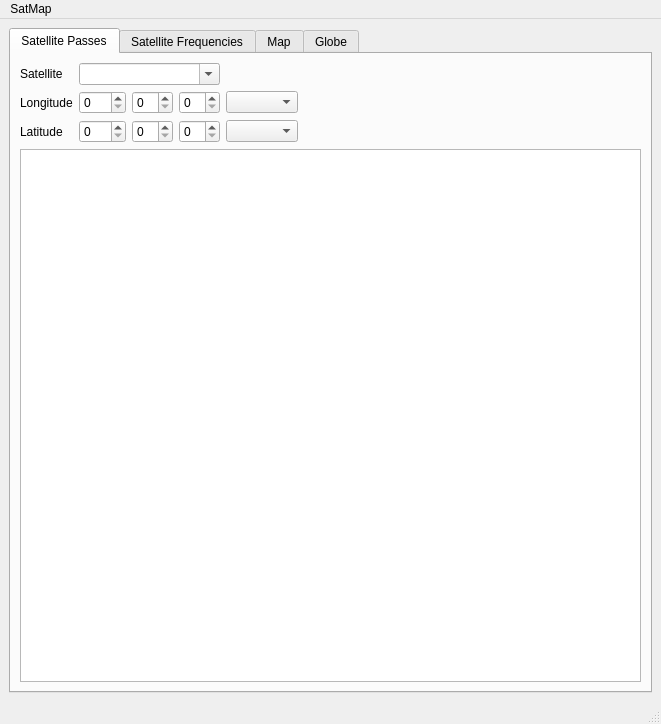
First picture: the form in mainwindow.ui, repository andreidicu03/satMapGit, before the edit.
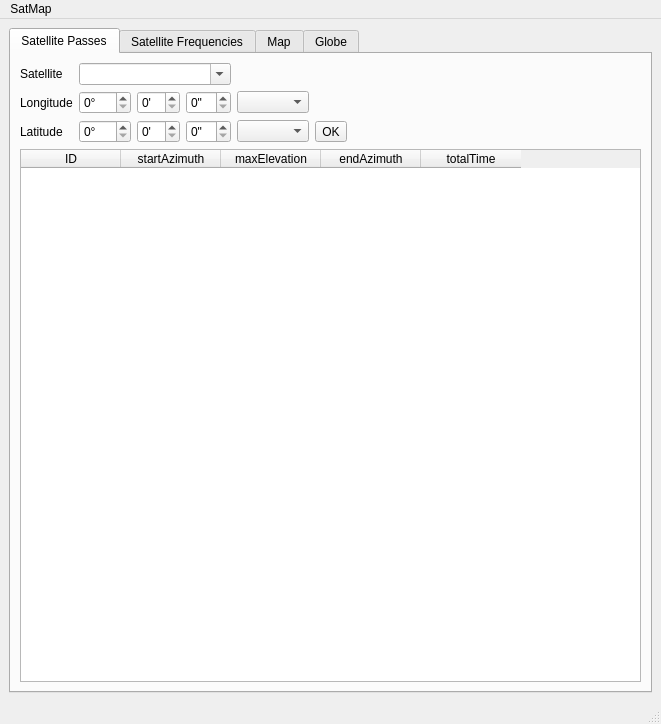
Second picture: the form after the edit. Custom widgets are drawn as their Qt base class.

Commit message: Small tweaks. Begun making the satellite pass table.

The edit to the form file:
```diff
--- a/mainwindow.ui
+++ b/mainwindow.ui
@@ -46,66 +46,23 @@
         <string>Satellite Passes</string>
        </attribute>
        <layout class="QGridLayout" name="gridLayout_2">
-        <item row="1" column="5">
-         <spacer name="horizontalSpacer">
-          <property name="orientation">
-           <enum>Qt::Horizontal</enum>
-          </property>
-          <property name="sizeHint" stdset="0">
-           <size>
-            <width>40</width>
-            <height>20</height>
-           </size>
-          </property>
-         </spacer>
-        </item>
-        <item row="2" column="0">
-         <widget class="QLabel" name="label_2">
-          <property name="text">
-           <string>Longitude</string>
-          </property>
-         </widget>
-        </item>
-        <item row="3" column="2">
-         <widget class="QSpinBox" name="latMinute"/>
-        </item>
-        <item row="3" column="5">
-         <spacer name="horizontalSpacer_3">
-          <property name="orientation">
-           <enum>Qt::Horizontal</enum>
-          </property>
-          <property name="sizeHint" stdset="0">
-           <size>
-            <width>40</width>
-            <height>20</height>
-           </size>
-          </property>
-         </spacer>
-        </item>
-        <item row="6" column="0" colspan="15">
-         <widget class="QTableView" name="tableView">
+        <item row="3" column="4">
+         <widget class="QComboBox" name="latChoose">
           <property name="sizePolicy">
-           <sizepolicy hsizetype="Expanding" vsizetype="Expanding">
+           <sizepolicy hsizetype="Minimum" vsizetype="Fixed">
             <horstretch>0</horstretch>
             <verstretch>0</verstretch>
            </sizepolicy>
           </property>
-          <property name="verticalScrollBarPolicy">
-           <enum>Qt::ScrollBarAsNeeded</enum>
+          <property name="minimumSize">
+           <size>
+            <width>0</width>
+            <height>0</height>
+           </size>
           </property>
-          <property name="sizeAdjustPolicy">
-           <enum>QAbstractScrollArea::AdjustToContents</enum>
-          </property>
          </widget>
         </item>
-        <item row="1" column="1" colspan="3">
-         <widget class="QComboBox" name="satBox">
-          <property name="editable">
-           <bool>true</bool>
-          </property>
-         </widget>
-        </item>
-        <item row="2" column="5">
+        <item row="2" column="7">
          <spacer name="horizontalSpacer_2">
           <property name="orientation">
            <enum>Qt::Horizontal</enum>
@@ -118,13 +75,104 @@
           </property>
          </spacer>
         </item>
+        <item row="3" column="2">
+         <widget class="QSpinBox" name="latMinute">
+          <property name="specialValueText">
+           <string/>
+          </property>
+          <property name="suffix">
+           <string>'</string>
+          </property>
+         </widget>
+        </item>
+        <item row="2" column="2">
+         <widget class="QSpinBox" name="longMinute">
+          <property name="specialValueText">
+           <string/>
+          </property>
+          <property name="suffix">
+           <string>'</string>
+          </property>
+         </widget>
+        </item>
+        <item row="3" column="3">
+         <widget class="QSpinBox" name="latSecond">
+          <property name="specialValueText">
+           <string/>
+          </property>
+          <property name="suffix">
+           <string>&quot;</string>
+          </property>
+         </widget>
+        </item>
+        <item row="2" column="6">
+         <spacer name="horizontalSpacer_5">
+          <property name="orientation">
+           <enum>Qt::Horizontal</enum>
+          </property>
+          <property name="sizeHint" stdset="0">
+           <size>
+            <width>40</width>
+            <height>20</height>
+           </size>
+          </property>
+         </spacer>
+        </item>
+        <item row="1" column="4">
+         <spacer name="horizontalSpacer_4">
+          <property name="orientation">
+           <enum>Qt::Horizontal</enum>
+          </property>
+          <property name="sizeType">
+           <enum>QSizePolicy::Minimum</enum>
+          </property>
+          <property name="sizeHint" stdset="0">
+           <size>
+            <width>40</width>
+            <height>20</height>
+           </size>
+          </property>
+         </spacer>
+        </item>
         <item row="3" column="1">
          <widget class="QSpinBox" name="latHour">
+          <property name="specialValueText">
+           <string/>
+          </property>
+          <property name="suffix">
+           <string>°</string>
+          </property>
           <property name="maximum">
            <number>90</number>
           </property>
          </widget>
         </item>
+        <item row="1" column="6">
+         <spacer name="horizontalSpacer_7">
+          <property name="orientation">
+           <enum>Qt::Horizontal</enum>
+          </property>
+          <property name="sizeHint" stdset="0">
+           <size>
+            <width>40</width>
+            <height>20</height>
+           </size>
+          </property>
+         </spacer>
+        </item>
+        <item row="3" column="7">
+         <spacer name="horizontalSpacer">
+          <property name="orientation">
+           <enum>Qt::Horizontal</enum>
+          </property>
+          <property name="sizeHint" stdset="0">
+           <size>
+            <width>40</width>
+            <height>20</height>
+           </size>
+          </property>
+         </spacer>
+        </item>
         <item row="1" column="0" alignment="Qt::AlignLeft">
          <widget class="QLabel" name="label">
           <property name="text">
@@ -132,6 +180,26 @@
           </property>
          </widget>
         </item>
+        <item row="3" column="6">
+         <spacer name="horizontalSpacer_6">
+          <property name="orientation">
+           <enum>Qt::Horizontal</enum>
+          </property>
+          <property name="sizeHint" stdset="0">
+           <size>
+            <width>40</width>
+            <height>20</height>
+           </size>
+          </property>
+         </spacer>
+        </item>
+        <item row="2" column="0">
+         <widget class="QLabel" name="label_2">
+          <property name="text">
+           <string>Longitude</string>
+          </property>
+         </widget>
+        </item>
         <item row="2" column="4">
          <widget class="QComboBox" name="longChoose">
           <property name="sizePolicy">
@@ -142,50 +210,121 @@
           </property>
           <property name="minimumSize">
            <size>
-            <width>40</width>
+            <width>0</width>
             <height>0</height>
            </size>
           </property>
          </widget>
         </item>
-        <item row="2" column="2">
-         <widget class="QSpinBox" name="longMinute"/>
-        </item>
-        <item row="3" column="0">
-         <widget class="QLabel" name="label_3">
-          <property name="text">
-           <string>Latitude</string>
-          </property>
-         </widget>
-        </item>
-        <item row="1" column="10">
-         <widget class="QLabel" name="satLabel">
-          <property name="text">
+        <item row="2" column="3">
+         <widget class="QSpinBox" name="longSecond">
+          <property name="specialValueText">
            <string/>
           </property>
+          <property name="suffix">
+           <string>&quot;</string>
+          </property>
          </widget>
         </item>
+        <item row="1" column="7">
+         <spacer name="horizontalSpacer_3">
+          <property name="orientation">
+           <enum>Qt::Horizontal</enum>
+          </property>
+          <property name="sizeHint" stdset="0">
+           <size>
+            <width>40</width>
+            <height>20</height>
+           </size>
+          </property>
+         </spacer>
+        </item>
         <item row="2" column="1">
          <widget class="QSpinBox" name="longHour">
+          <property name="specialValueText">
+           <string/>
+          </property>
+          <property name="suffix">
+           <string>°</string>
+          </property>
           <property name="maximum">
            <number>180</number>
           </property>
          </widget>
         </item>
-        <item row="2" column="3">
-         <widget class="QSpinBox" name="longSecond"/>
+        <item row="1" column="5">
+         <widget class="QLabel" name="satLabel">
+          <property name="text">
+           <string/>
+          </property>
+         </widget>
         </item>
-        <item row="3" column="3">
-         <widget class="QSpinBox" name="latSecond"/>
+        <item row="3" column="5">
+         <widget class="QToolButton" name="OK">
+          <property name="text">
+           <string>OK</string>
+          </property>
+         </widget>
         </item>
-        <item row="3" column="4">
-         <widget class="QComboBox" name="latChoose">
+        <item row="1" column="1" colspan="3">
+         <widget class="QComboBox" name="satBox">
+          <property name="editable">
+           <bool>true</bool>
+          </property>
+         </widget>
+        </item>
+        <item row="3" column="0">
+         <widget class="QLabel" name="label_3">
+          <property name="text">
+           <string>Latitude</string>
+          </property>
+         </widget>
+        </item>
+        <item row="5" column="0" colspan="10">
+         <widget class="QTableWidget" name="satPassesTable">
           <property name="sizePolicy">
-           <sizepolicy hsizetype="Minimum" vsizetype="Fixed">
+           <sizepolicy hsizetype="Expanding" vsizetype="Expanding">
             <horstretch>0</horstretch>
             <verstretch>0</verstretch>
            </sizepolicy>
           </property>
+          <property name="verticalScrollBarPolicy">
+           <enum>Qt::ScrollBarAsNeeded</enum>
+          </property>
+          <property name="sizeAdjustPolicy">
+           <enum>QAbstractScrollArea::AdjustToContents</enum>
+          </property>
+          <property name="gridStyle">
+           <enum>Qt::SolidLine</enum>
+          </property>
+          <property name="sortingEnabled">
+           <bool>false</bool>
+          </property>
+          <column>
+           <property name="text">
+            <string>ID</string>
+           </property>
+          </column>
+          <column>
+           <property name="text">
+            <string>startAzimuth</string>
+           </property>
+          </column>
+          <column>
+           <property name="text">
+            <string>maxElevation</string>
+           </property>
+          </column>
+          <column>
+           <property name="text">
+            <string>endAzimuth</string>
+           </property>
+          </column>
+          <column>
+           <property name="text">
+            <string>totalTime</string>
+           </property>
+          </column>
          </widget>
         </item>
         <item row="1" column="4">
```
Left out of the diff: 18 changed lines with no effect on the pictures. The commit also changes 3 other files.
